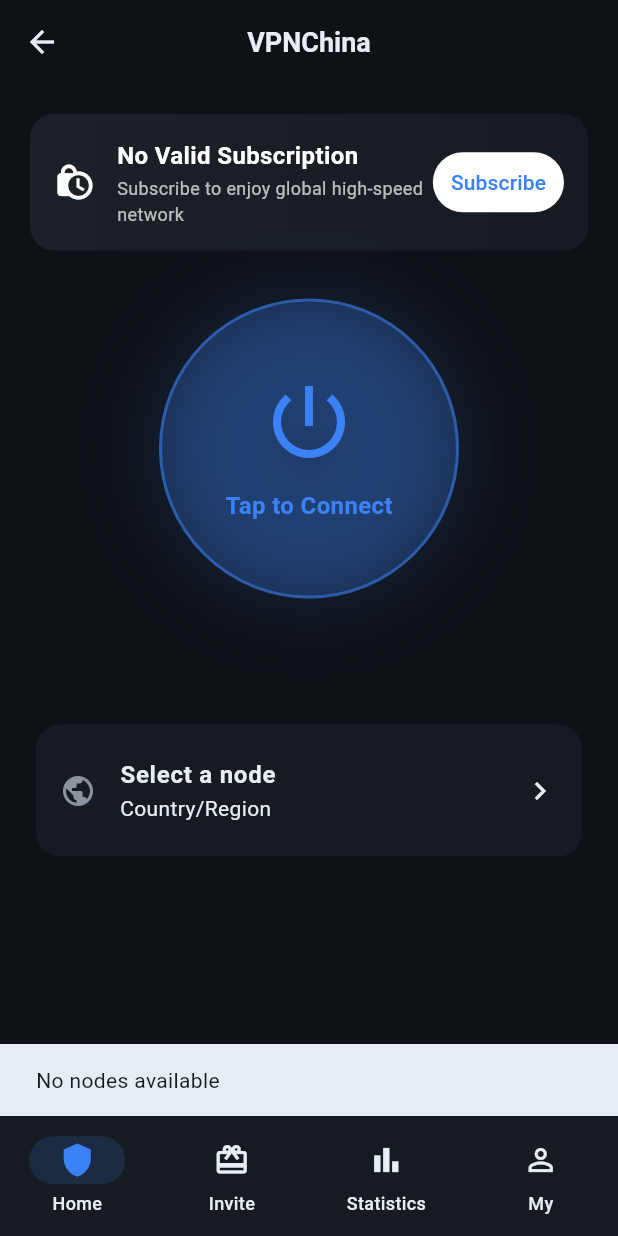
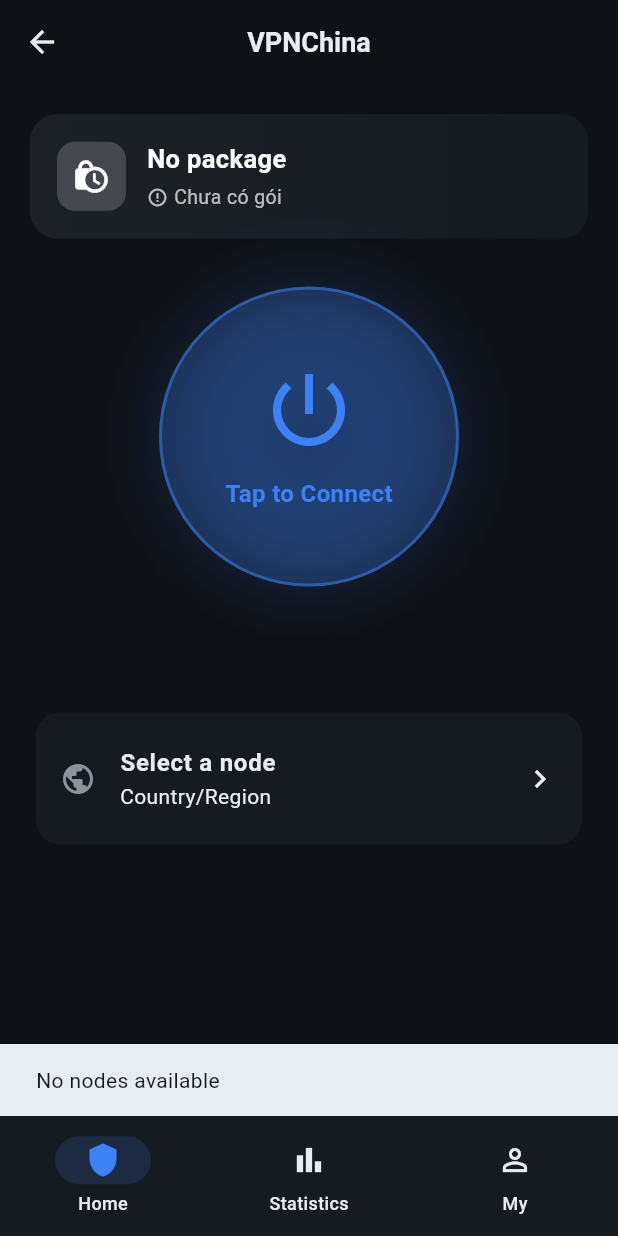
Before and after one commit to Cuong0k/user, a Flutter app: the MainNavigation screen opened directly, after a tap on "Tap to Connect", on a phone screen of 412 x 824 dp. Run offline on Flutter 3.47's test engine with Material 3 defaults, Android fonts, the phone set to English and light mode, and no system bars; our stand-ins replace dio, fl_chart, qr_flutter, shared_preferences; missing offline and left inert: country_flags, flutter_v2ray; accounts and stored records are empty; network calls fail.

Commit message:
TCP ping, DNS fix, remove invite, update-sub button, nicer banner

```diff
--- a/lib/providers/auth_provider.dart
+++ b/lib/providers/auth_provider.dart
@@ -9,12 +9,16 @@ class AuthProvider extends ChangeNotifier {
   bool _loggedIn = false;
   UserInfo? _user;
   String? _uuid;
+  String? _planName;
+  DateTime? _expireAt;
   bool _loading = false;
   String? _error;
 
   bool get loggedIn => _loggedIn;
   UserInfo? get user => _user;
   String? get uuid => _uuid;
+  String? get planName => _planName;
+  DateTime? get expireAt => _expireAt;
   bool get loading => _loading;
   String? get error => _error;
 
@@ -59,11 +63,14 @@ class AuthProvider extends ChangeNotifier {
   Future<void> refreshUser() async {
     try {
       _user = await _svc.getUserInfo();
-      // getSubscribe trả uuid + subscribe_url; uuid dùng làm password node
       final sub = await _svc.getSubscribeInfo();
       _uuid = (sub['uuid'] ?? _user?.uuid)?.toString();
-      final url = (sub['subscribe_url'] ?? '').toString();
-      if (url.isNotEmpty) await AuthStorage.instance.saveSubscribe(url);
+      final plan = sub['plan'];
+      if (plan is Map && plan['name'] != null) _planName = plan['name'].toString();
+      final exp = sub['expired_at'];
+      if (exp != null) {
+        _expireAt = DateTime.fromMillisecondsSinceEpoch((exp as num).toInt() * 1000);
+      }
     } catch (e) {
       _error = e.toString();
     }
@@ -74,6 +81,8 @@ class AuthProvider extends ChangeNotifier {
     await AuthStorage.instance.clear();
     _loggedIn = false;
     _user = null;
+    _planName = null;
+    _expireAt = null;
     notifyListeners();
   }
 
--- a/lib/providers/server_provider.dart
+++ b/lib/providers/server_provider.dart
@@ -32,17 +32,21 @@ class ServerProvider extends ChangeNotifier {
     _error = null;
     notifyListeners();
     try {
+      // Lấy token subscribe từ API, rồi tải node TỪ ENDPOINT TRỰC TIẾP của panel
+      // (không dùng subscribe_url rút gọn vì domain đó bị chặn access).
       final info = await _svc.getSubscribeInfo();
       final token = (info['token'] ?? '').toString();
       if (token.isNotEmpty) {
         final url = '${Api.baseUrl}/api/v1/client/subscribe?token=$token';
         _nodes = await SubscribeService.instance.fetch(url);
       }
+      // Dự phòng: nếu vẫn rỗng thì thử subscribe_url gốc rồi tới server/fetch
       if (_nodes.isEmpty) {
         final sub = (info['subscribe_url'] ?? '').toString();
         if (sub.isNotEmpty) _nodes = await SubscribeService.instance.fetch(sub);
       }
       if (_nodes.isEmpty) _nodes = await _svc.fetchServers();
+
       _selected ??= _nodes.isNotEmpty ? _nodes.first : null;
     } catch (e) {
       _error = e.toString();
--- a/lib/screens/home/home_screen.dart
+++ b/lib/screens/home/home_screen.dart
@@ -43,64 +43,83 @@ class HomeScreen extends StatelessWidget {
   }
 }
 
-/// Banner trạng thái gói cước trên đầu màn Home.
 class _SubscriptionBanner extends StatelessWidget {
+  String _fmt(DateTime d) =>
+      '${d.day.toString().padLeft(2, '0')}-${d.month.toString().padLeft(2, '0')}-${d.year}';
+
   @override
   Widget build(BuildContext context) {
-    final user = context.watch<AuthProvider>().user;
-    final active = user?.hasActiveSubscription ?? false;
-    final exp = user?.expireDate;
+    final auth = context.watch<AuthProvider>();
+    final active = auth.user?.hasActiveSubscription ?? false;
+    final plan = auth.planName ?? 'No package';
+    final exp = auth.expireAt;
 
     return Container(
-      padding: const EdgeInsets.all(16),
+      padding: const EdgeInsets.all(18),
       decoration: BoxDecoration(
         gradient: LinearGradient(
           colors: active
-              ? [AppColors.primary, AppColors.primaryGlow]
+              ? [const Color(0xFF2563EB), AppColors.primaryGlow]
               : [AppColors.surface2, AppColors.surface],
         ),
-        borderRadius: BorderRadius.circular(16),
+        borderRadius: BorderRadius.circular(18),
+        boxShadow: active
+            ? [
+                BoxShadow(
+                    color: AppColors.primary.withOpacity(0.3),
+                    blurRadius: 20,
+                    offset: const Offset(0, 6))
+              ]
+            : null,
       ),
       child: Row(
         children: [
-          Icon(active ? Icons.verified_user : Icons.lock_clock,
-              color: Colors.white, size: 28),
+          Container(
+            padding: const EdgeInsets.all(10),
+            decoration: BoxDecoration(
+              color: Colors.white.withOpacity(0.18),
+              borderRadius: BorderRadius.circular(12),
+            ),
+            child: Icon(active ? Icons.verified_user : Icons.lock_clock,
+                color: Colors.white, size: 26),
+          ),
           const SizedBox(width: 14),
           Expanded(
             child: Column(
               crossAxisAlignment: CrossAxisAlignment.start,
               children: [
                 Text(
-                  active ? 'Subscription Valid' : 'No Valid Subscription',
+                  plan,
                   style: const TextStyle(
                       color: Colors.white,
                       fontWeight: FontWeight.bold,
-                      fontSize: 16),
+                      fontSize: 17),
                 ),
-                const SizedBox(height: 2),
-                Text(
-                  active && exp != null
-                      ? 'Expires: ${exp.toString().split(' ').first}'
-                      : 'Subscribe to enjoy global high-speed network',
-                  style: const TextStyle(color: Colors.white70, fontSize: 12),
+                const SizedBox(height: 4),
+                Row(
+                  children: [
+                    Icon(
+                        active ? Icons.check_circle : Icons.error_outline,
+                        size: 14,
+                        color: Colors.white70),
+                    const SizedBox(width: 4),
+                    Text(
+                      exp != null
+                          ? 'Hạn dùng: ${_fmt(exp)}'
+                          : (active ? 'Đang hoạt động' : 'Chưa có gói'),
+                      style: const TextStyle(color: Colors.white70, fontSize: 13),
+                    ),
+                  ],
                 ),
               ],
             ),
           ),
-          if (!active)
-            TextButton(
-              onPressed: () {},
-              style: TextButton.styleFrom(backgroundColor: Colors.white),
-              child: const Text('Subscribe',
-                  style: TextStyle(color: AppColors.primary)),
-            ),
         ],
       ),
     );
   }
 }
 
-/// Nút tròn lớn bật/tắt VPN — phần trung tâm của app.
 class _ConnectButton extends StatelessWidget {
   final VpnProvider vpn;
   final dynamic node;
@@ -180,7 +199,6 @@ class _ConnectButton extends StatelessWidget {
   }
 }
 
-/// Dòng hiển thị thời lượng + tốc độ up/down khi đã kết nối.
 class _StatusLine extends StatelessWidget {
   final VpnProvider vpn;
   const _StatusLine({required this.vpn});
@@ -209,7 +227,6 @@ class _StatusLine extends StatelessWidget {
       );
 }
 
-/// Thẻ chọn node hiện tại -> mở danh sách node.
 class _NodeSelector extends StatelessWidget {
   final dynamic node;
   const _NodeSelector({required this.node});
--- a/lib/screens/home/node_list_screen.dart
+++ b/lib/screens/home/node_list_screen.dart
@@ -6,7 +6,6 @@ import '../../theme/app_theme.dart';
 import '../../providers/server_provider.dart';
 import '../../providers/vpn_provider.dart';
 import '../../core/models/server_node.dart';
-import '../../providers/auth_provider.dart';
 
 class NodeListScreen extends StatefulWidget {
   const NodeListScreen({super.key});
--- a/lib/screens/main_navigation.dart
+++ b/lib/screens/main_navigation.dart
@@ -4,11 +4,10 @@ import 'package:provider/provider.dart';
 import '../theme/app_theme.dart';
 import '../providers/server_provider.dart';
 import 'home/home_screen.dart';
-import 'invite/invite_screen.dart';
 import 'statistics/statistics_screen.dart';
 import 'profile/profile_screen.dart';
 
-/// 4 tab giống SlagClient: Home / Invitation / Statistics / My.
+/// 3 tab: Home / Statistics / My (đã bỏ Invite).
 class MainNavigation extends StatefulWidget {
   const MainNavigation({super.key});
   @override
@@ -20,7 +19,6 @@ class _MainNavigationState extends State<MainNavigation> {
 
   final _pages = const [
     HomeScreen(),
-    InviteScreen(),
     StatisticsScreen(),
     ProfileScreen(),
   ];
@@ -54,10 +52,6 @@ class _MainNavigationState extends State<MainNavigation> {
                 selectedIcon: Icon(Icons.shield, color: AppColors.primary),
                 label: 'Home'),
             NavigationDestination(
-                icon: Icon(Icons.card_giftcard_outlined),
-                selectedIcon: Icon(Icons.card_giftcard, color: AppColors.primary),
-                label: 'Invite'),
-            NavigationDestination(
                 icon: Icon(Icons.bar_chart_outlined),
                 selectedIcon: Icon(Icons.bar_chart, color: AppColors.primary),
                 label: 'Statistics'),
--- a/lib/screens/profile/profile_screen.dart
+++ b/lib/screens/profile/profile_screen.dart
@@ -3,22 +3,44 @@ import 'package:provider/provider.dart';
 
 import '../../theme/app_theme.dart';
 import '../../providers/auth_provider.dart';
-import '../purchase/purchase_screen.dart';
+import '../../providers/server_provider.dart';
 
-class ProfileScreen extends StatelessWidget {
+class ProfileScreen extends StatefulWidget {
   const ProfileScreen({super.key});
+  @override
+  State<ProfileScreen> createState() => _ProfileScreenState();
+}
+
+class _ProfileScreenState extends State<ProfileScreen> {
+  bool _updating = false;
+
+  Future<void> _updateSubscription() async {
+    setState(() => _updating = true);
+    try {
+      await context.read<AuthProvider>().refreshUser();
+      await context.read<ServerProvider>().load();
+      if (mounted) {
+        ScaffoldMessenger.of(context).showSnackBar(
+            const SnackBar(content: Text('Đã cập nhật gói & node mới nhất')));
+      }
+    } catch (e) {
+      if (mounted) {
+        ScaffoldMessenger.of(context)
+            .showSnackBar(SnackBar(content: Text(e.toString())));
+      }
+    }
+    if (mounted) setState(() => _updating = false);
+  }
 
   @override
   Widget build(BuildContext context) {
-    final auth = context.watch<AuthProvider>();
-    final user = auth.user;
+    final user = context.watch<AuthProvider>().user;
 
     return Scaffold(
       appBar: AppBar(title: const Text('My')),
       body: ListView(
         padding: const EdgeInsets.all(20),
         children: [
-          // Header tài khoản
           Row(
             children: [
               const CircleAvatar(
@@ -45,43 +67,36 @@ class ProfileScreen extends StatelessWidget {
             ],
           ),
           const SizedBox(height: 24),
+          _TrafficCard(),
+          const SizedBox(height: 20),
 
-          // Traffic usage
-          _TrafficCard(),
-          const SizedBox(height: 16),
+          // Nút cập nhật gói VPN (làm mới gói + node từ server)
+          ElevatedButton.icon(
+            onPressed: _updating ? null : _updateSubscription,
+            icon: _updating
+                ? const SizedBox(
+                    width: 20,
+                    height: 20,
+                    child: CircularProgressIndicator(
+                        strokeWidth: 2, color: Colors.white))
+                : const Icon(Icons.sync),
+            label: Text(_updating ? 'Đang cập nhật...' : 'Cập nhật gói VPN'),
+          ),
+          const SizedBox(height: 12),
 
-          // Mua / gia hạn gói
-          ElevatedButton.icon(
-            onPressed: () => Navigator.push(context,
-                MaterialPageRoute(builder: (_) => const PurchaseScreen())),
-            icon: const Icon(Icons.workspace_premium),
-            label: const Text('Purchase Package'),
+          OutlinedButton.icon(
+            onPressed: () => _confirmLogout(context),
+            style: OutlinedButton.styleFrom(
+              foregroundColor: AppColors.danger,
+              minimumSize: const Size.fromHeight(52),
+              side: const BorderSide(color: AppColors.danger),
+              shape: RoundedRectangleBorder(
+                  borderRadius: BorderRadius.circular(14)),
+            ),
+            icon: const Icon(Icons.logout),
+            label: const Text('Logout'),
           ),
-          const SizedBox(height: 24),
-
-          _menu(Icons.devices, 'Device Management', () {}),
-          _menu(Icons.receipt_long, 'My Orders', () {}),
-          _menu(Icons.confirmation_number, 'Redeem Code', () {}),
-          _menu(Icons.support_agent, 'Customer Service', () {}),
-          _menu(Icons.lock_outline, 'Change Password', () {}),
-          _menu(Icons.settings, 'Settings', () {}),
-          const SizedBox(height: 12),
-          _menu(Icons.logout, 'Logout', () => _confirmLogout(context),
-              color: AppColors.danger),
         ],
-      ),
-    );
-  }
-
-  Widget _menu(IconData icon, String title, VoidCallback onTap,
-      {Color? color}) {
-    return Card(
-      margin: const EdgeInsets.only(bottom: 10),
-      child: ListTile(
-        leading: Icon(icon, color: color ?? AppColors.textPrimary),
-        title: Text(title, style: TextStyle(color: color)),
-        trailing: const Icon(Icons.chevron_right, size: 20),
-        onTap: onTap,
       ),
     );
   }
@@ -135,14 +150,13 @@ class _TrafficCard extends StatelessWidget {
                 value: unlimited ? null : ratio,
                 minHeight: 10,
                 backgroundColor: AppColors.surface2,
-                valueColor:
-                    const AlwaysStoppedAnimation(AppColors.primary),
+                valueColor: const AlwaysStoppedAnimation(AppColors.primary),
               ),
             ),
             const SizedBox(height: 10),
             Text(
               unlimited
-                  ? 'Unlimited Traffic · Used ${user.usedGB.toStringAsFixed(2)} GB'
+                  ? 'Unlimited · Used ${user.usedGB.toStringAsFixed(2)} GB'
                   : 'Used ${user.usedGB.toStringAsFixed(2)} / ${user.totalGB.toStringAsFixed(2)} GB',
               style: const TextStyle(color: AppColors.textSecondary),
             ),
```
Also changed, not shown: lib/core/vpn/vpn_service.dart (+45 -4 lines).
